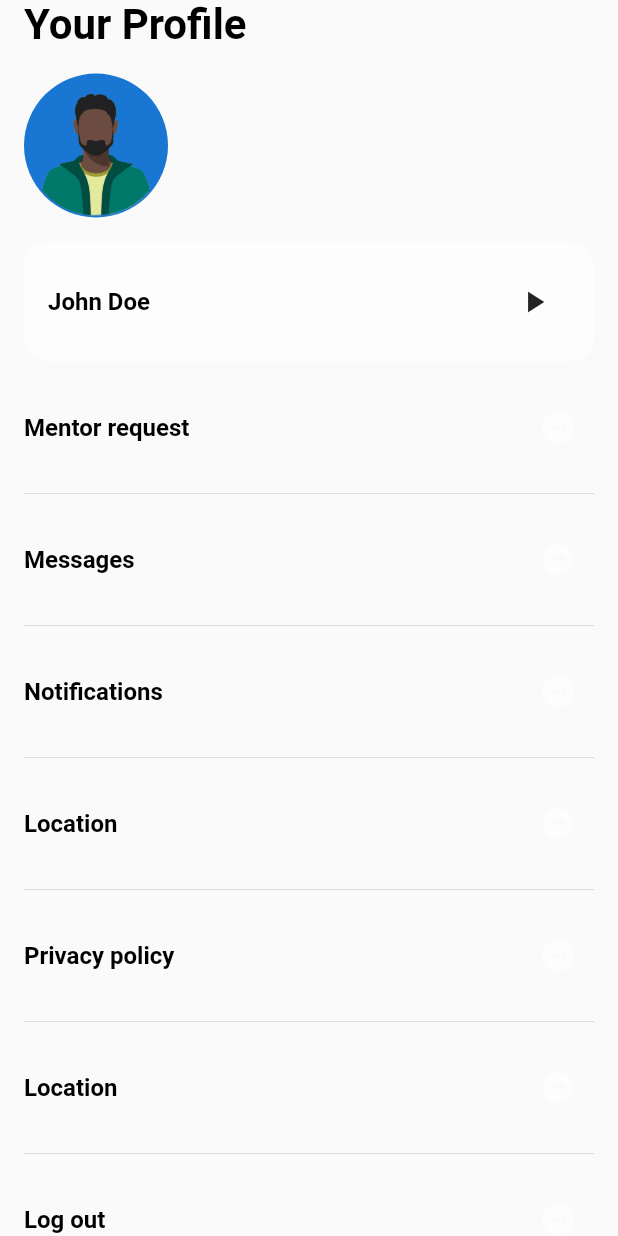
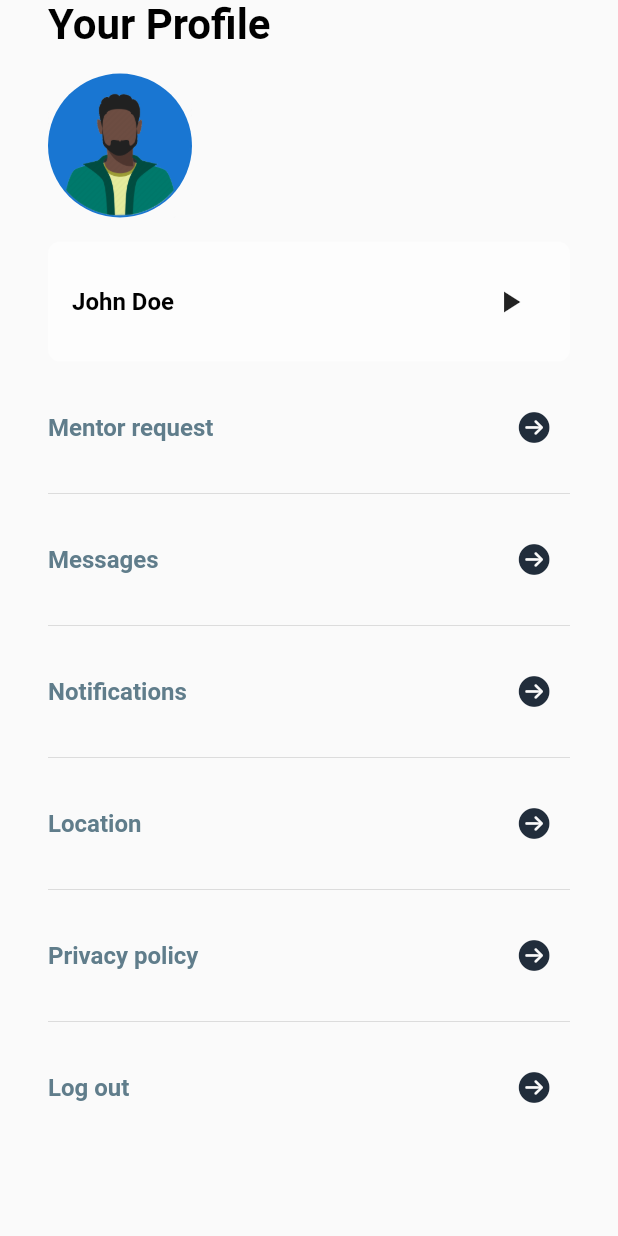
Before and after one commit to owidi-001/Mest, a Flutter app: the Journal widget shown alone on an empty page, opened directly, on a phone screen of 412 x 824 dp. Run offline on Flutter 3.47's test engine with Material 2 defaults, Android fonts, the phone set to English and light mode, and no system bars; our stand-ins replace date_picker_timeline, flutter_riverpod, go_router, percent_indicator, shared_preferences, shimmer and 2 more; missing offline and left inert: circular_bottom_navigation, matrix4_transform; accounts and stored records are empty; Roboto replaces fonts that are missing (poppins).

Commit message:
Journal complete

```diff
--- a/lib/presentation/dashboard/journal/journal.dart
+++ b/lib/presentation/dashboard/journal/journal.dart
@@ -2,6 +2,7 @@ import 'package:flutter/cupertino.dart';
 import 'package:flutter/material.dart';
 import 'package:mest/presentation/dashboard/journal/widgets/logout_prompt.dart';
 import 'package:mest/theme/font.dart';
+import 'package:mest/theme/theme.dart';
 import 'package:mest/utils/utils.dart';
 
 class Journal extends StatelessWidget {
@@ -9,20 +10,14 @@ class Journal extends StatelessWidget {
 
   @override
   Widget build(BuildContext context) {
-    return CustomScrollView(
-      slivers: [
-        const SliverToBoxAdapter(
-          child: Padding(
-            padding: EdgeInsets.only(left: PADDING),
-            child: Text("Your Profile", style: AppFont.title),
-          ),
-        ),
+    return SingleChildScrollView(
+      padding: const EdgeInsets.symmetric(horizontal: PADDING * 2),
+      child: Column(crossAxisAlignment: CrossAxisAlignment.start, children: [
+        const Text("Your Profile", style: AppFont.title),
         // Profile image
-        SliverToBoxAdapter(
-          child: Container(
+        Container(
           alignment: Alignment.topLeft,
-            padding: const EdgeInsets.symmetric(
-                horizontal: PADDING, vertical: PADDING),
+          padding: const EdgeInsets.symmetric(vertical: PADDING),
           child: CircleAvatar(
             radius: PADDING * 3,
             child: Image.asset(
@@ -31,14 +26,11 @@ class Journal extends StatelessWidget {
             ),
           ),
         ),
-        ),
-        SliverToBoxAdapter(
-          child: Container(
+        Container(
           padding: const EdgeInsets.all(PADDING),
-            margin: const EdgeInsets.symmetric(horizontal: PADDING),
           decoration: BoxDecoration(
               color: Colors.white54,
-                borderRadius: BorderRadiusDirectional.circular(PADDING)),
+              borderRadius: BorderRadiusDirectional.circular(PADDING / 2)),
           child: Row(
             mainAxisAlignment: MainAxisAlignment.spaceBetween,
             children: [
@@ -51,23 +43,17 @@ class Journal extends StatelessWidget {
             ],
           ),
         ),
-        ),
-        SliverPadding(
-          padding: const EdgeInsets.symmetric(horizontal: PADDING),
-          sliver: SliverToBoxAdapter(
-            child: Column(
-              children: [
         ListTile(
           contentPadding: const EdgeInsets.symmetric(vertical: PADDING),
           title: Text(
             "Mentor request",
-                    style: AppFont.title.copyWith(fontSize: 16),
+            style: AppFont.title.copyWith(fontSize: 16, color: Colors.blueGrey),
           ),
           trailing: IconButton(
               onPressed: () {},
               icon: const Icon(
                 CupertinoIcons.arrow_right_circle_fill,
-                        color: Colors.white54,
+                color: AppTheme.dark,
               )),
         ),
         const Divider(
@@ -77,13 +63,13 @@ class Journal extends StatelessWidget {
           contentPadding: const EdgeInsets.symmetric(vertical: PADDING),
           title: Text(
             "Messages",
-                    style: AppFont.title.copyWith(fontSize: 16),
+            style: AppFont.title.copyWith(fontSize: 16, color: Colors.blueGrey),
           ),
           trailing: IconButton(
               onPressed: () {},
               icon: const Icon(
                 CupertinoIcons.arrow_right_circle_fill,
-                        color: Colors.white54,
+                color: AppTheme.dark,
               )),
         ),
         const Divider(
@@ -93,13 +79,13 @@ class Journal extends StatelessWidget {
           contentPadding: const EdgeInsets.symmetric(vertical: PADDING),
           title: Text(
             "Notifications",
-                    style: AppFont.title.copyWith(fontSize: 16),
+            style: AppFont.title.copyWith(fontSize: 16, color: Colors.blueGrey),
           ),
           trailing: IconButton(
               onPressed: () {},
               icon: const Icon(
                 CupertinoIcons.arrow_right_circle_fill,
-                        color: Colors.white54,
+                color: AppTheme.dark,
               )),
         ),
         const Divider(
@@ -109,13 +95,13 @@ class Journal extends StatelessWidget {
           contentPadding: const EdgeInsets.symmetric(vertical: PADDING),
           title: Text(
             "Location",
-                    style: AppFont.title.copyWith(fontSize: 16),
+            style: AppFont.title.copyWith(fontSize: 16, color: Colors.blueGrey),
           ),
           trailing: IconButton(
               onPressed: () {},
               icon: const Icon(
                 CupertinoIcons.arrow_right_circle_fill,
-                        color: Colors.white54,
+                color: AppTheme.dark,
               )),
         ),
         const Divider(
@@ -125,29 +111,13 @@ class Journal extends StatelessWidget {
           contentPadding: const EdgeInsets.symmetric(vertical: PADDING),
           title: Text(
             "Privacy policy",
-                    style: AppFont.title.copyWith(fontSize: 16),
+            style: AppFont.title.copyWith(fontSize: 16, color: Colors.blueGrey),
           ),
           trailing: IconButton(
               onPressed: () {},
               icon: const Icon(
                 CupertinoIcons.arrow_right_circle_fill,
-                        color: Colors.white54,
-                      )),
-                ),
-                const Divider(
-                  height: 0,
-                ),
-                ListTile(
-                  contentPadding: const EdgeInsets.symmetric(vertical: PADDING),
-                  title: Text(
-                    "Location",
-                    style: AppFont.title.copyWith(fontSize: 16),
-                  ),
-                  trailing: IconButton(
-                      onPressed: () {},
-                      icon: const Icon(
-                        CupertinoIcons.arrow_right_circle_fill,
-                        color: Colors.white54,
+                color: AppTheme.dark,
               )),
         ),
         const Divider(
@@ -156,13 +126,12 @@ class Journal extends StatelessWidget {
         ListTile(
           onTap: () {
             showDialog(
-                        context: context,
-                        builder: (context) => const LogoutDialog());
+                context: context, builder: (context) => const LogoutDialog());
           },
           contentPadding: const EdgeInsets.symmetric(vertical: PADDING),
           title: Text(
             "Log out",
-                    style: AppFont.title.copyWith(fontSize: 16),
+            style: AppFont.title.copyWith(fontSize: 16, color: Colors.blueGrey),
           ),
           trailing: IconButton(
               onPressed: () {
@@ -172,17 +141,13 @@ class Journal extends StatelessWidget {
               },
               icon: const Icon(
                 CupertinoIcons.arrow_right_circle_fill,
-                        color: Colors.white54,
+                color: AppTheme.dark,
               )),
         ),
         const SizedBox(
           height: 50,
         )
-              ],
-            ),
-          ),
-        )
-      ],
+      ]),
     );
   }
 }
```
Lines whose indentation alone changed are shown as unchanged.
